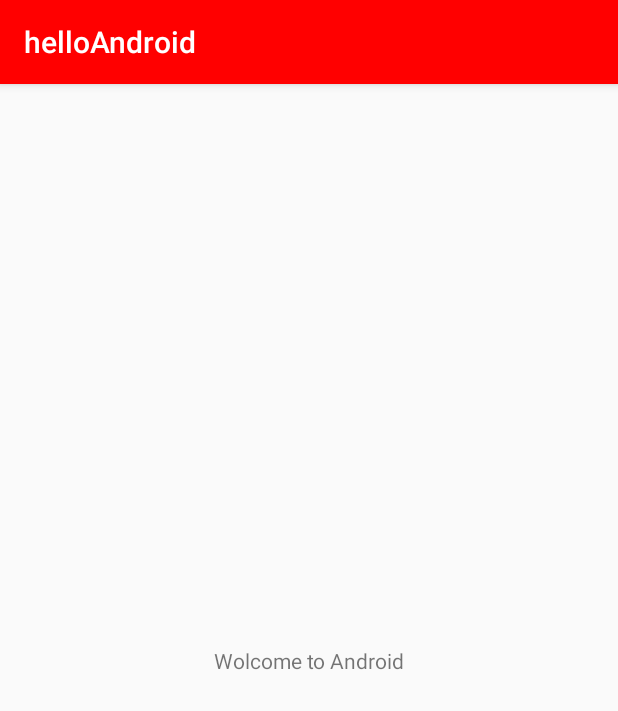
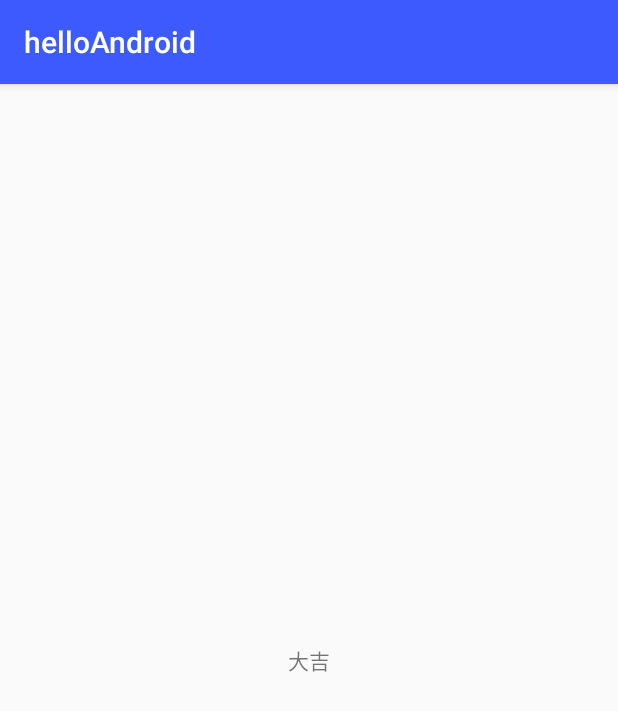
Before and after one commit to kay8/android_practice, an Android app: the screen it shows after launch (MainActivity before the commit, UranaiActivity after it), on a phone screen of 412 x 824 dp. Shown: the top 711 px of the screen. Run offline under Robolectric (Android 15) with nearby library versions, the phone set to English and light mode, and no system bars.

Commit message:
create Uranai Activity

```diff
--- a/app/src/main/AndroidManifest.xml
+++ b/app/src/main/AndroidManifest.xml
@@ -9,7 +9,8 @@
         android:roundIcon="@mipmap/ic_launcher_round"
         android:supportsRtl="true"
         android:theme="@style/AppTheme">
-        <activity android:name=".MainActivity">
+        <activity android:name=".MainActivity"></activity>
+        <activity android:name=".UranaiActivity">
             <intent-filter>
                 <action android:name="android.intent.action.MAIN" />
 
--- /dev/null
+++ b/app/src/main/java/xyz/kafeekantate/helloandroid/UranaiActivity.java
@@ -0,0 +1,13 @@
+package xyz.kafeekantate.helloandroid;
+
+import android.support.v7.app.AppCompatActivity;
+import android.os.Bundle;
+
+public class UranaiActivity extends AppCompatActivity {
+
+    @Override
+    protected void onCreate(Bundle savedInstanceState) {
+        super.onCreate(savedInstanceState);
+        setContentView(R.layout.activity_uranai);
+    }
+}
--- a/app/src/main/res/layout/activity_main.xml
+++ b/app/src/main/res/layout/activity_main.xml
@@ -6,13 +6,11 @@
     android:layout_height="match_parent"
     tools:context="xyz.kafeekantate.helloandroid.MainActivity">
 
-    <TextView
+    <Button
+        android:id="@+id/占いボタン"
         android:layout_width="wrap_content"
         android:layout_height="wrap_content"
-        android:text="Wolcome to Android"
-        app:layout_constraintBottom_toBottomOf="parent"
-        app:layout_constraintLeft_toLeftOf="parent"
-        app:layout_constraintRight_toRightOf="parent"
-        app:layout_constraintTop_toTopOf="parent" />
-
+        android:text="今日の運勢"
+        tools:layout_editor_absoluteX="147dp"
+        tools:layout_editor_absoluteY="230dp" />
 </android.support.constraint.ConstraintLayout>
--- /dev/null
+++ b/app/src/main/res/layout/activity_uranai.xml
@@ -0,0 +1,22 @@
+<?xml version="1.0" encoding="utf-8"?>
+<android.support.constraint.ConstraintLayout xmlns:android="http://schemas.android.com/apk/res/android"
+    xmlns:app="http://schemas.android.com/apk/res-auto"
+    xmlns:tools="http://schemas.android.com/tools"
+    android:layout_width="match_parent"
+    android:layout_height="match_parent"
+    tools:context="xyz.kafeekantate.helloandroid.UranaiActivity">
+
+    <TextView
+        android:id="@+id/uranaiText"
+        android:layout_width="wrap_content"
+        android:layout_height="wrap_content"
+        android:layout_marginBottom="8dp"
+        android:layout_marginLeft="8dp"
+        android:layout_marginRight="8dp"
+        android:layout_marginTop="8dp"
+        android:text="大吉"
+        app:layout_constraintBottom_toBottomOf="parent"
+        app:layout_constraintLeft_toLeftOf="parent"
+        app:layout_constraintRight_toRightOf="parent"
+        app:layout_constraintTop_toTopOf="parent" />
+</android.support.constraint.ConstraintLayout>
--- a/app/src/main/res/values/colors.xml
+++ b/app/src/main/res/values/colors.xml
@@ -1,6 +1,6 @@
 <?xml version="1.0" encoding="utf-8"?>
 <resources>
-    <color name="colorPrimary">#ff0000</color>
+    <color name="colorPrimary">#3D5AFE</color>
     <color name="colorPrimaryDark">#303F9F</color>
     <color name="colorAccent">#FF4081</color>
 </resources>
```
